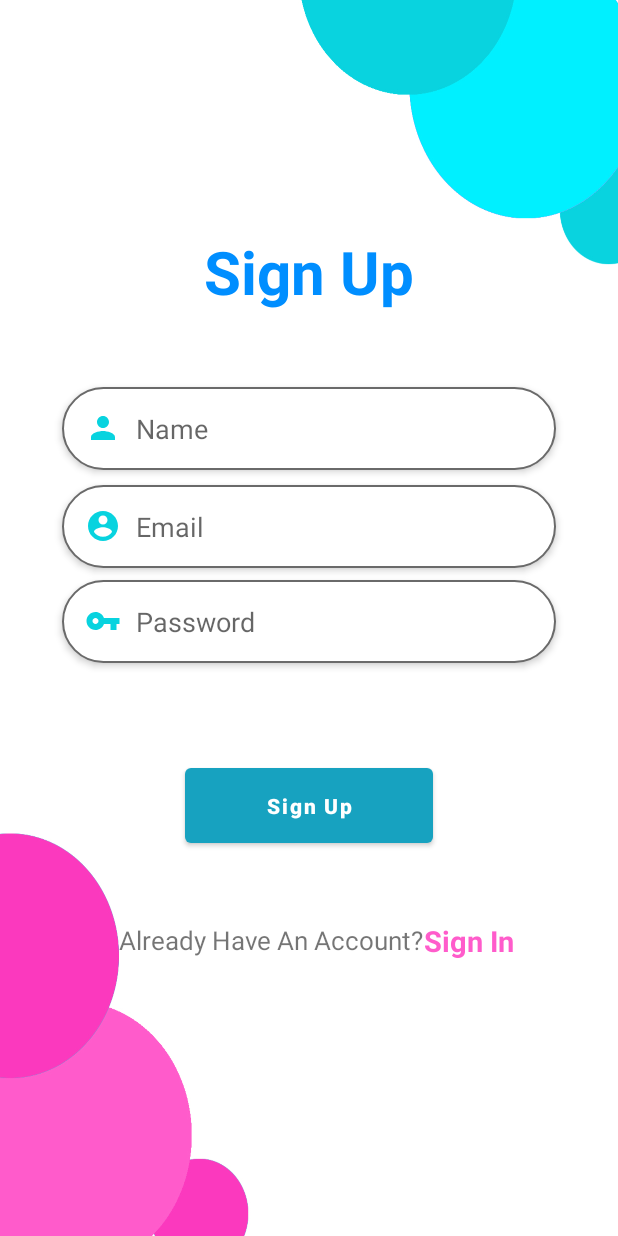
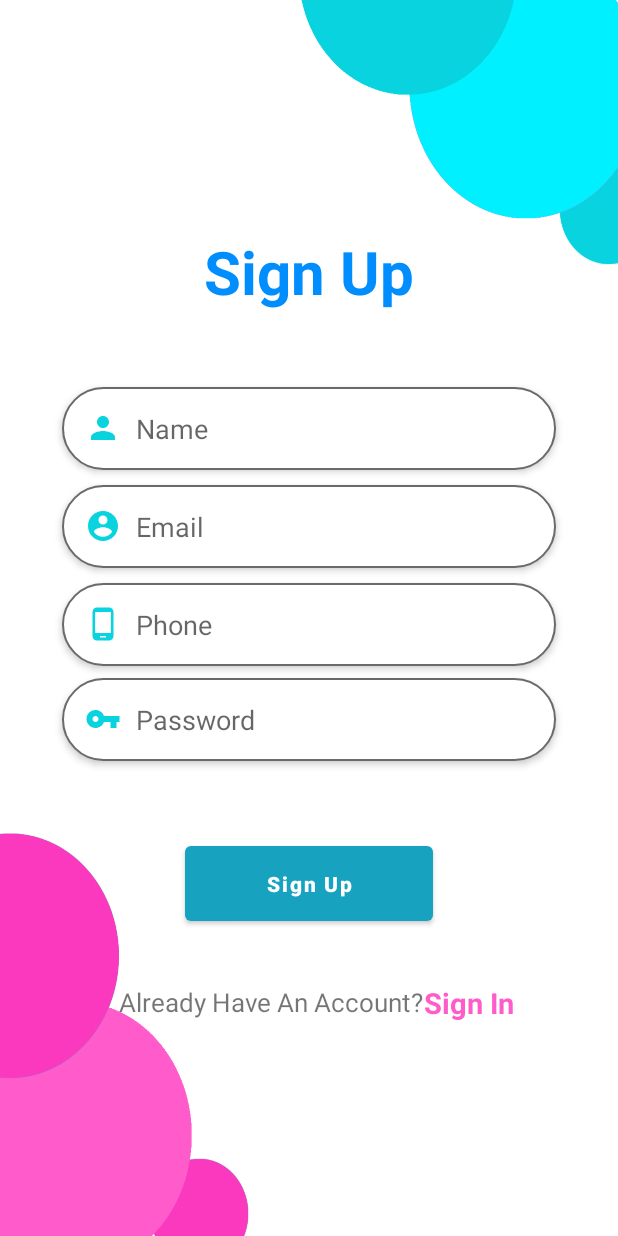
Before and after one commit to yundenany/Food_Bevarey, an Android app: the RegistrationActivity screen opened directly, with no data from a screen before it, on a phone screen of 412 x 824 dp. Run offline under Robolectric (Android 15) with nearby library versions, the phone set to English and light mode, and no system bars; our stand-ins replace Firebase (no records; nobody signed in at launch, a user with empty details on screens opened directly); Roboto replaces fonts that are not available here; 1 statement that could not run was skipped.

Commit message:
ổn rồi, tạm thời làm để báo cáo, xong rồi mình làm tiếp.

```diff
--- a/app/src/main/java/com/example/ecommerce/activities/CartActivity.java
+++ b/app/src/main/java/com/example/ecommerce/activities/CartActivity.java
@@ -74,6 +74,9 @@ public class CartActivity extends AppCompatActivity {
                         if(task.isSuccessful()){
                             for(DocumentSnapshot doc: task.getResult().getDocuments()){
                                 MyCartModel myCartModel = doc.toObject(MyCartModel.class);
+                                String documentId = doc.getId();
+                                myCartModel.setDocumentId(documentId);
+
                                 cartModelList.add(myCartModel);
                                 cartAdapter.notifyDataSetChanged();
                             }
--- /dev/null
+++ b/app/src/main/res/drawable/baseline_delete_forever_24.xml
@@ -0,0 +1,5 @@
+<vector android:height="24dp" android:tint="#000000"
+    android:viewportHeight="24" android:viewportWidth="24"
+    android:width="24dp" xmlns:android="http://schemas.android.com/apk/res/android">
+    <path android:fillColor="@android:color/white" android:pathData="M6,19c0,1.1 0.9,2 2,2h8c1.1,0 2,-0.9 2,-2L18,7L6,7v12zM8.46,11.88l1.41,-1.41L12,12.59l2.12,-2.12 1.41,1.41L13.41,14l2.12,2.12 -1.41,1.41L12,15.41l-2.12,2.12 -1.41,-1.41L10.59,14l-2.13,-2.12zM15.5,4l-1,-1h-5l-1,1L5,4v2h14L19,4z"/>
+</vector>
--- /dev/null
+++ b/app/src/main/res/drawable/baseline_phone_android_24.xml
@@ -0,0 +1,5 @@
+<vector android:height="24dp" android:tint="#08D3DF"
+    android:viewportHeight="24" android:viewportWidth="24"
+    android:width="24dp" xmlns:android="http://schemas.android.com/apk/res/android">
+    <path android:fillColor="@android:color/white" android:pathData="M16,1L8,1C6.34,1 5,2.34 5,4v16c0,1.66 1.34,3 3,3h8c1.66,0 3,-1.34 3,-3L19,4c0,-1.66 -1.34,-3 -3,-3zM14,21h-4v-1h4v1zM17.25,18L6.75,18L6.75,4h10.5v14z"/>
+</vector>
--- a/app/src/main/res/layout/activity_add_address.xml
+++ b/app/src/main/res/layout/activity_add_address.xml
@@ -118,7 +118,6 @@
         android:layout_width="wrap_content"
         android:layout_height="wrap_content"
         android:layout_marginBottom="40dp"
-
         android:text="Add Address"
         android:textColor="@android:color/white"
         app:layout_constraintBottom_toBottomOf="parent"
--- a/app/src/main/res/layout/activity_registration.xml
+++ b/app/src/main/res/layout/activity_registration.xml
@@ -55,6 +55,22 @@
         app:layout_constraintWidth_percent=".8"/>
 
     <EditText
+        android:id="@+id/phonenumber"
+        android:layout_width="0dp"
+        android:layout_height="wrap_content"
+        android:layout_marginTop="10dp"
+        android:background="@drawable/edit_text_bg"
+        android:drawableLeft="@drawable/baseline_phone_android_24"
+        android:drawablePadding="10dp"
+        android:elevation="3dp"
+        android:hint="Phone"
+        android:padding="15dp"
+        app:layout_constraintEnd_toEndOf="parent"
+        app:layout_constraintStart_toStartOf="parent"
+        app:layout_constraintTop_toBottomOf="@+id/email"
+        app:layout_constraintWidth_percent=".8"/>
+
+    <EditText
         android:id="@+id/password"
         android:layout_width="0dp"
         android:layout_height="wrap_content"
@@ -68,7 +84,7 @@
         android:inputType="textPassword"
         app:layout_constraintEnd_toEndOf="parent"
         app:layout_constraintStart_toStartOf="parent"
-        app:layout_constraintTop_toBottomOf="@+id/email"
+        app:layout_constraintTop_toBottomOf="@+id/phonenumber"
         app:layout_constraintWidth_percent=".8" />
 
     <Button
--- a/app/src/main/res/values/strings.xml
+++ b/app/src/main/res/values/strings.xml
@@ -5,7 +5,7 @@
     <string name="second_slide">Fast Delivery</string>
     <string name="third_slide">Good Service</string>
 
-    <string name="description">Lorem Ipsum is simply dummy text of the printing and typeseting industry. Lorem Ipsum has been the industry standard dummy text ever since the</string>
+    <string name="description">Snacks, delightful bites between meals, provide a variety of unique flavors and textures, creating a satisfying culinary experience for those seeking tasty and convenient indulgences.</string>
     <!-- TODO: Remove or change this placeholder text -->
     <string name="hello_blank_fragment">Hello blank fragment</string>
 
--- a/app/src/main/res/values/themes.xml
+++ b/app/src/main/res/values/themes.xml
@@ -15,5 +15,6 @@
         <item name="android:statusBarColor" tools:targetApi="l">?attr/colorPrimaryVariant</item>
     </style>
 
-    <style name="Theme.ECommerce" parent="Base.Theme.ECommerce" />
+    <style name="Theme.ECommerce" parent="Base.Theme.ECommerce" tools:ignore="ResourceCycle"/>
+
 </resources>
```
Also changed, not shown: app/build.gradle.kts (+8 -1 lines), app/src/main/AndroidManifest.xml (+10 -1 lines), app/src/main/java/com/example/ecommerce/activities/PaymentActivity.java (+6 -3 lines), app/src/main/java/com/example/ecommerce/activities/RegistrationActivity.java (+67 -9 lines), app/src/main/java/com/example/ecommerce/activities/ShowAllActivity.java (+12 -12 lines), app/src/main/java/com/example/ecommerce/adapters/MyCartAdapter.java (+37 -2 lines), app/src/main/java/com/example/ecommerce/models/MyCartModel.java (+9 -0 lines), app/src/main/res/layout/my_cart_item.xml (+10 -0 lines), settings.gradle.kts (+7 -3 lines), app/src/main/res/drawable/recyclebin.jpg (added), gradle.properties (line endings or trailing spaces).
